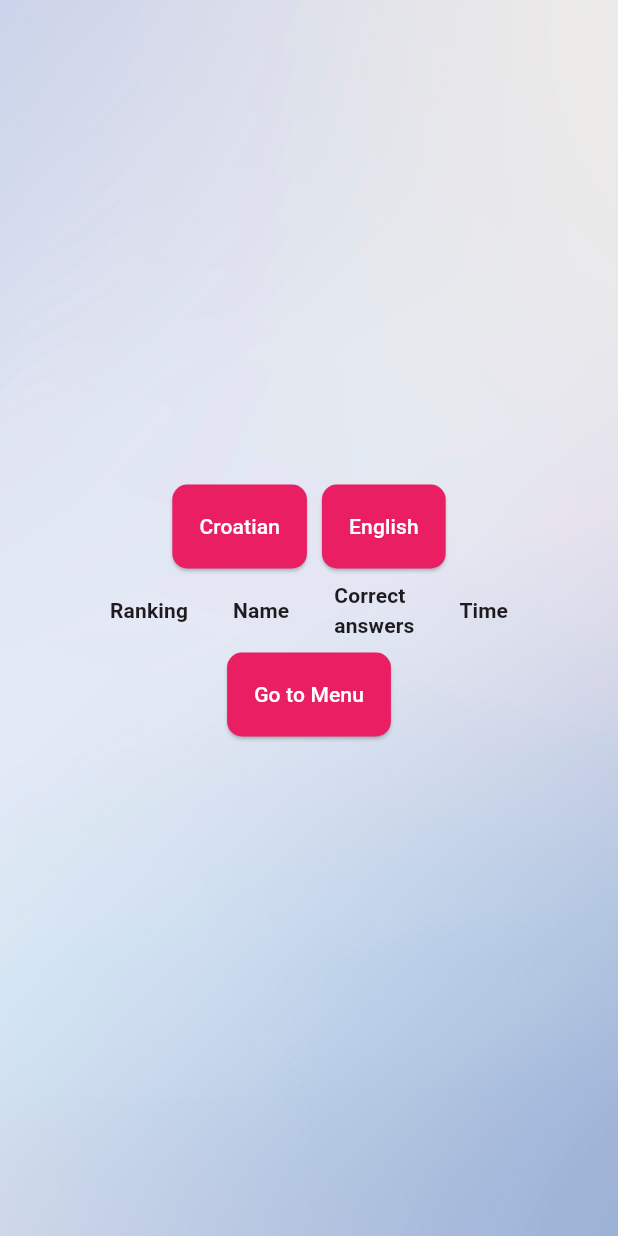
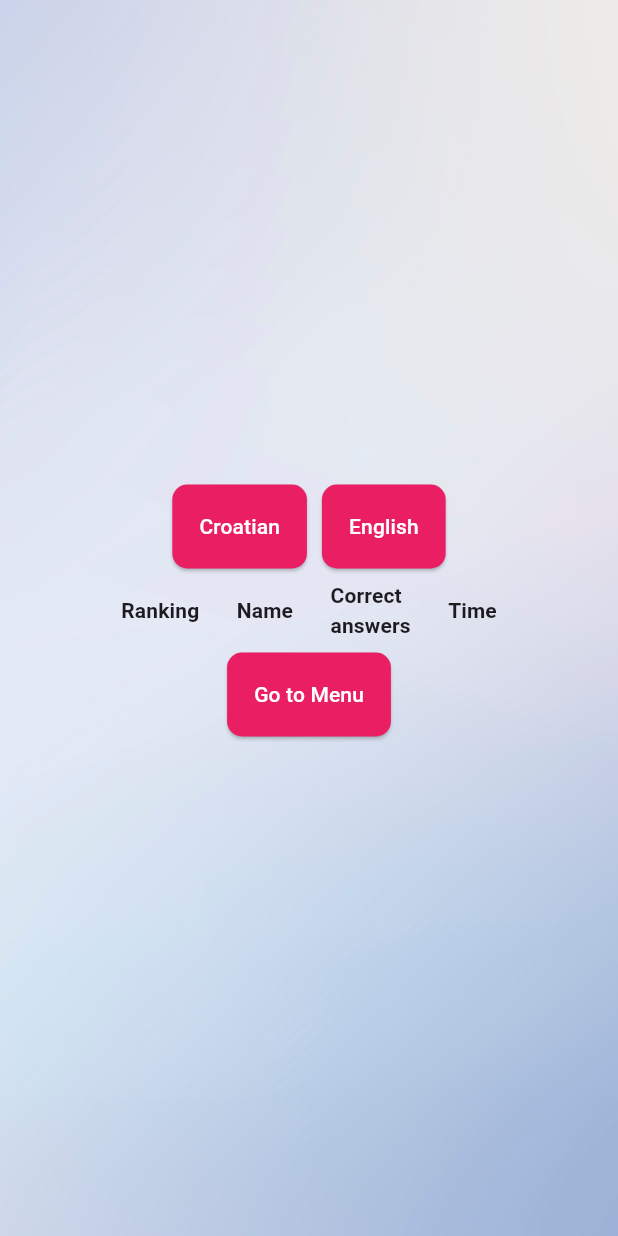
Before and after one commit to katarinasokcevic/StroopEffect, a Flutter app: the LeaderboardPage screen opened directly, on a phone screen of 412 x 824 dp. Run offline on Flutter 3.47's test engine with Material 3 defaults, Android fonts, the phone set to English and light mode, and no system bars; our stand-ins replace cloud_firestore, firebase_auth, firebase_core, firebase_storage; accounts and stored records are empty.

Commit message:
responsive design

```diff
--- a/lib/pages/leaderboard.dart
+++ b/lib/pages/leaderboard.dart
@@ -37,7 +37,39 @@ class _LeaderboardPageState extends State<LeaderboardPage> {
                   child: Column(
                     mainAxisAlignment: MainAxisAlignment.center,
                     children: <Widget>[
-                      Row(
+                      _buildLanguageButtons(),
+                      _buildDataTable(),
+                      ElevatedButton(
+                        onPressed: () {
+                          Navigator.push(
+                            context,
+                            MaterialPageRoute(
+                                builder: (context) => const HomePage()),
+                          );
+                        },
+                        style: ElevatedButton.styleFrom(
+                          backgroundColor: Colors.pink,
+                          foregroundColor: Colors.white,
+                          shape: RoundedRectangleBorder(
+                            borderRadius: BorderRadius.circular(10),
+                          ),
+                          padding: const EdgeInsets.all(18),
+                        ),
+                        child: const Text('Go to Menu'),
+                      ),
+                    ],
+                  ),
+                );
+              }
+            },
+          ),
+        ),
+      ),
+    );
+  }
+
+  Widget _buildLanguageButtons() {
+    return Row(
       mainAxisAlignment: MainAxisAlignment.center,
       children: <Widget>[
         ElevatedButton(
@@ -72,9 +104,13 @@ class _LeaderboardPageState extends State<LeaderboardPage> {
           child: const Text('English'),
         ),
       ],
-                      ),
-                      DataTable(
-                        columnSpacing: 30.0,
+    );
+  }
+
+  Widget _buildDataTable() {
+    return FittedBox(
+      child: DataTable(
+        columnSpacing: 25.0,
         columns: const <DataColumn>[
           DataColumn(
             label: Text(
@@ -129,32 +165,6 @@ class _LeaderboardPageState extends State<LeaderboardPage> {
             .take(10)
             .toList(),
       ),
-                      ElevatedButton(
-                        onPressed: () {
-                          Navigator.push(
-                            context,
-                            MaterialPageRoute(
-                                builder: (context) => const HomePage()),
-                          );
-                        },
-                        style: ElevatedButton.styleFrom(
-                          backgroundColor: Colors.pink,
-                          foregroundColor: Colors.white,
-                          shape: RoundedRectangleBorder(
-                            borderRadius: BorderRadius.circular(10),
-                          ),
-                          padding: const EdgeInsets.all(18),
-                        ),
-                        child: const Text('Go to Menu'),
-                      ),
-                    ],
-                  ),
-                );
-              }
-            },
-          ),
-        ),
-      ),
     );
   }
 
```
Also changed, not shown: lib/pages/home.dart (+10 -6 lines), lib/pages/result.dart (+23 -5 lines). Lines whose indentation alone changed are shown as unchanged.
